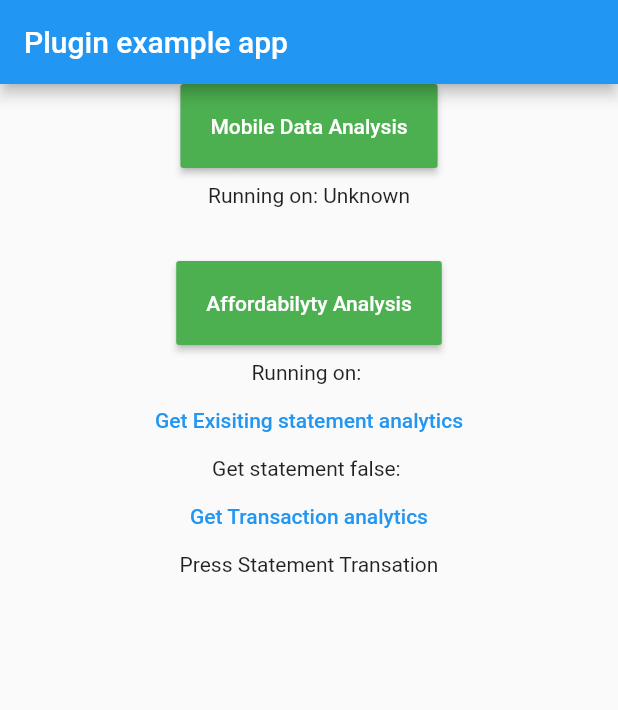
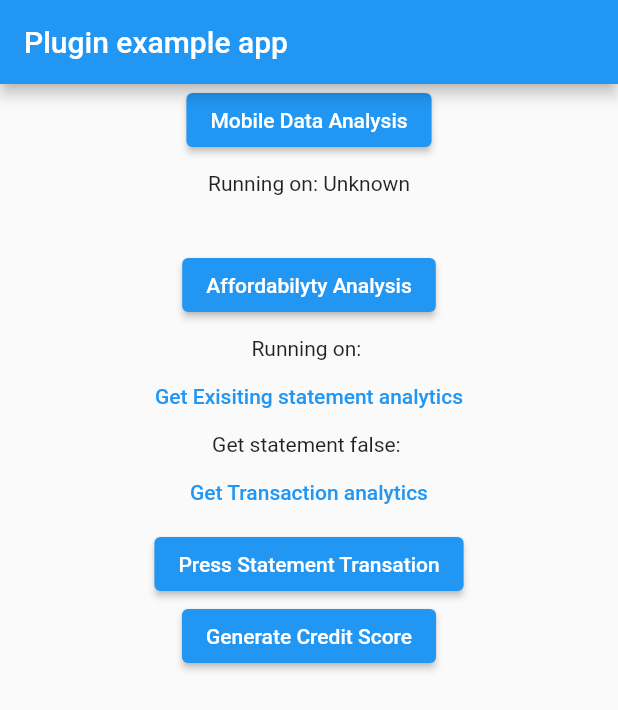
Before and after one commit to Periculum-io/periculum-flutter, a Flutter app: the screen it shows after launch, on a phone screen of 412 x 824 dp. Shown: the top 710 px of the screen. Run offline on Flutter 3.47's test engine with Material 2 defaults, Android fonts, the phone set to English and light mode, and no system bars; our stand-ins replace flutter_dotenv.

Commit message:
generate credit score

```diff
--- a/example/lib/main.dart
+++ b/example/lib/main.dart
@@ -1,3 +1,5 @@
+// ignore_for_file: prefer_typing_uninitialized_variables, unused_local_variable
+
 import 'package:flutter/foundation.dart';
 import 'package:flutter/material.dart';
 
@@ -41,16 +43,13 @@ class _MyAppState extends State<MyApp> {
           title: const Text('Plugin example app'),
         ),
         body: isLoading
-            ? CircularProgressIndicator()
+            ? const CircularProgressIndicator()
             : SingleChildScrollView(
-                physics: BouncingScrollPhysics(),
+                physics: const BouncingScrollPhysics(),
                 child: Column(
                   mainAxisAlignment: MainAxisAlignment.center,
                   children: [
-                    RaisedButton(
-                      padding: const EdgeInsets.all(20),
-                      textColor: Colors.white,
-                      color: Colors.green,
+                    ElevatedButton(
                       onPressed: () async {
                         setState(() {
                           isLoading = true;
@@ -75,7 +74,7 @@ class _MyAppState extends State<MyApp> {
                           isLoading = false;
                         });
                       },
-                      child: Text('Mobile Data Analysis'),
+                      child: const Text('Mobile Data Analysis'),
                     ),
                     const SizedBox(
                       height: 10.0,
@@ -86,10 +85,7 @@ class _MyAppState extends State<MyApp> {
                     const SizedBox(
                       height: 20.0,
                     ),
-                    RaisedButton(
-                      padding: const EdgeInsets.all(20),
-                      textColor: Colors.white,
-                      color: Colors.green,
+                    ElevatedButton(
                       onPressed: () async {
                         setState(() {
                           isLoading = true;
@@ -201,14 +197,22 @@ class _MyAppState extends State<MyApp> {
                         child: const Text(
                           'Get Transaction analytics',
                         )),
-                    InkWell(
-                      onTap: () async {
+                    ElevatedButton(
+                      onPressed: () async {
                         await FlutterPericulum.getStatementTransaction(
                             token: '${dotenv.env['tokenKey']}',
                             statementKey: '125');
                       },
                       child: const Text("Press Statement Transation"),
-                    )
+                    ),
+                    ElevatedButton(
+                      onPressed: () async {
+                        await FlutterPericulum.generateCreditScore(
+                            token: '${dotenv.env['tokenKey']}',
+                            statementKey: '120');
+                      },
+                      child: const Text("Generate Credit Score"),
+                    ),
                   ],
                 ),
               ),
--- a/pubspec.yaml
+++ b/pubspec.yaml
@@ -10,6 +10,7 @@ environment:
 dependencies:
   flutter:
     sdk: flutter
+  http: ^0.13.4
 
 dev_dependencies:
   flutter_test:
```
Also changed, not shown: lib/flutter_periculum.dart (+34 -0 lines), example/pubspec.lock.
